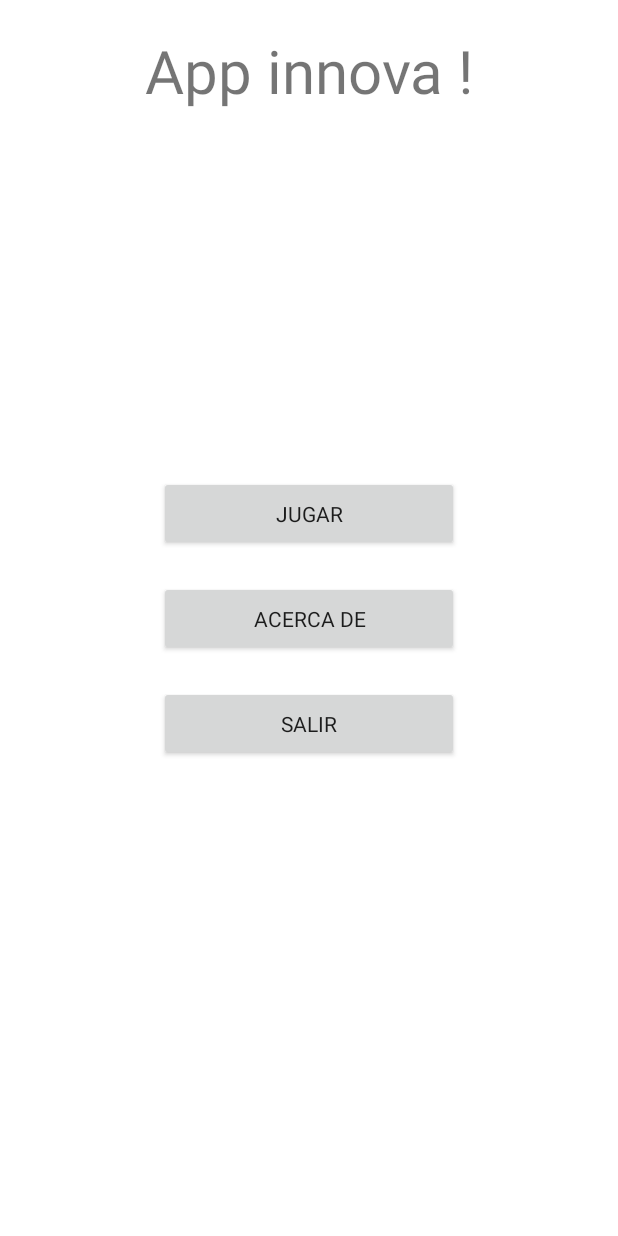
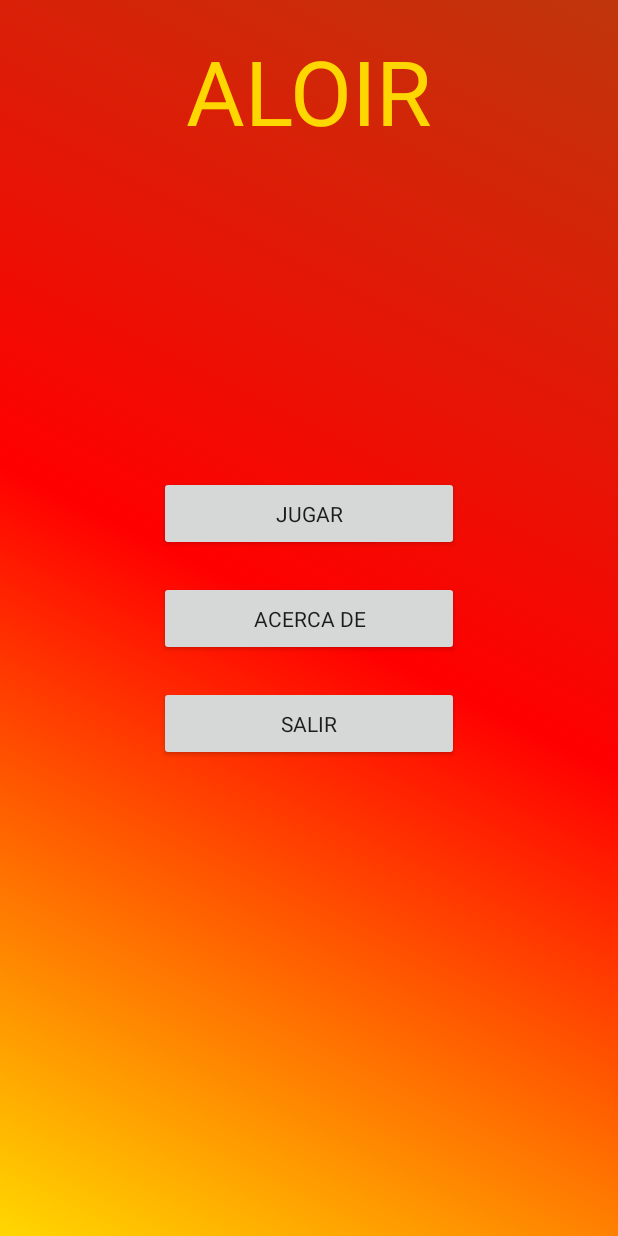
Before and after one commit to Joaquin-1204/Aloir, an Android app: the screen it shows after launch (MainActivity), on a phone screen of 412 x 824 dp. Run offline under Robolectric (Android 15) with nearby library versions, the phone set to English and light mode, and no system bars; Roboto replaces fonts that are not available here.

Commit message:
seudodiseño

```diff
--- /dev/null
+++ b/app/src/main/res/drawable/background.xml
@@ -0,0 +1,11 @@
+<selector xmlns:android="http://schemas.android.com/apk/res/android">
+    <item>
+        <shape android:shape="rectangle">
+            <gradient
+                android:angle="45"
+                android:startColor="#FFD700"
+                android:centerColor="#FF0000"
+                android:endColor="#BF360C"/>
+        </shape>
+    </item>
+</selector>
--- a/app/src/main/res/layout/activity_main.xml
+++ b/app/src/main/res/layout/activity_main.xml
@@ -3,6 +3,7 @@
     xmlns:app="http://schemas.android.com/apk/res-auto"
     xmlns:tools="http://schemas.android.com/tools"
     android:layout_width="match_parent"
+    android:background="@drawable/background"
     android:layout_height="match_parent"
     tools:context=".MainActivity">
 
@@ -11,8 +12,11 @@
         android:layout_width="wrap_content"
         android:layout_height="wrap_content"
         android:layout_marginTop="20dp"
-        android:text="App innova !"
-        android:textSize="40dp"
+        android:text="ALOIR"
+        android:textSize="60dp"
+        android:textColor="#FFD700"
+        app:strokeColor="#FF0000"
+        app:strokeWidth="2dp"
         android:fontFamily="@font/alegreya_italic"
         app:layout_constraintEnd_toEndOf="parent"
         app:layout_constraintStart_toStartOf="parent"
```
Also changed, not shown: app/src/main/res/layout/activity_acerca.xml (+6 -7 lines).
